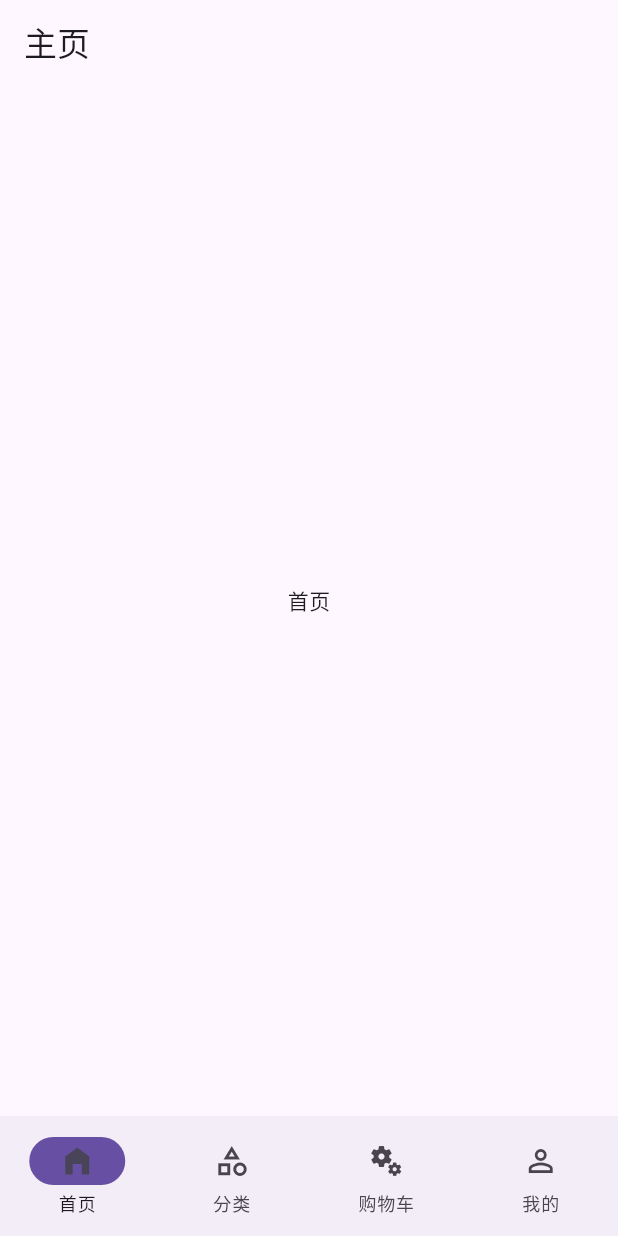
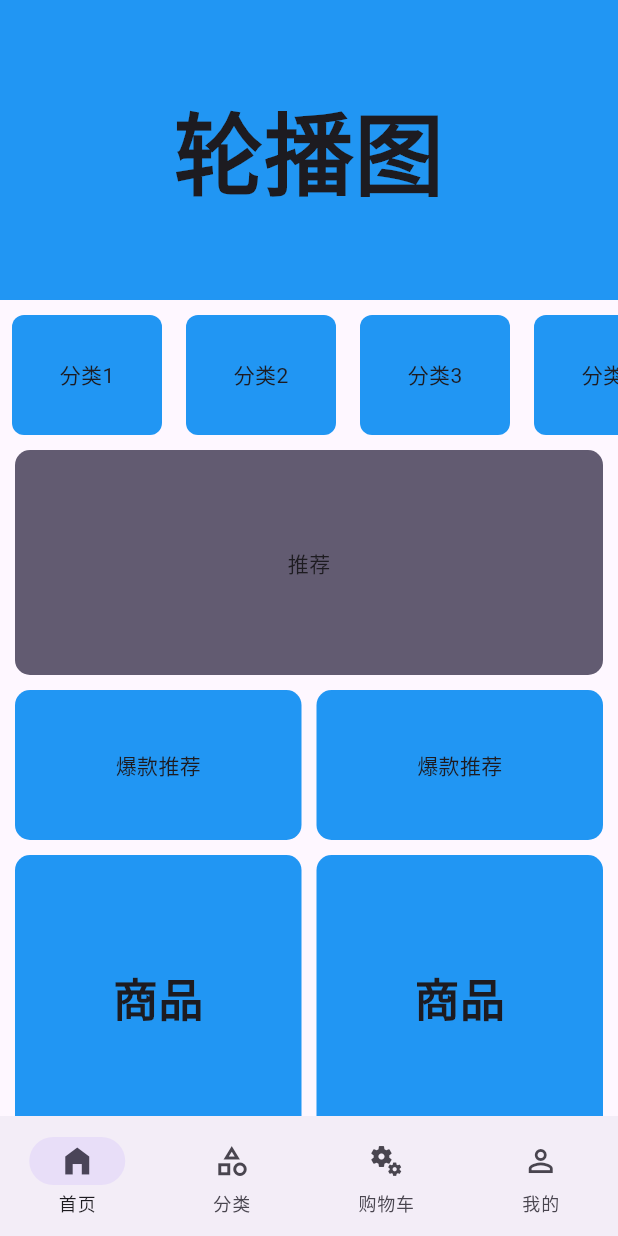
Before and after one commit to LiggMax/AnimeFlow, a Flutter app: the screen it shows after launch, on a phone screen of 412 x 824 dp. Run offline on Flutter 3.47's test engine with Material 3 defaults, Android fonts, the light colour scheme and no system bars.

Commit message:
feat(home) 搭建首页基础布局

```diff
--- /dev/null
+++ b/lib/components/Home/category.dart
@@ -0,0 +1,33 @@
+import 'package:flutter/material.dart';
+
+class Category extends StatefulWidget {
+  const Category({super.key});
+
+  @override
+  State<Category> createState() => _CategoryState();
+}
+
+class _CategoryState extends State<Category> {
+  @override
+  Widget build(BuildContext context) {
+    return SizedBox(
+      height: 80,
+      child: ListView.builder(
+        scrollDirection: Axis.horizontal,
+        itemCount: 20,
+        itemBuilder: (BuildContext context, int index) {
+          return Container(
+            width: 100,
+            alignment: Alignment.center,
+            decoration: BoxDecoration(
+              color: Colors.blue,
+              borderRadius: BorderRadius.circular(8),
+            ),
+            margin: EdgeInsets.symmetric(horizontal: 8),
+            child: Text("分类${index + 1}"),
+          );
+        },
+      ),
+    );
+  }
+}
--- /dev/null
+++ b/lib/components/Home/hot.dart
@@ -0,0 +1,23 @@
+import 'package:flutter/material.dart';
+
+class Hot extends StatefulWidget {
+  const Hot({super.key});
+
+  @override
+  State<Hot> createState() => _HotState();
+}
+
+class _HotState extends State<Hot> {
+  @override
+  Widget build(BuildContext context) {
+    return Container(
+      alignment: Alignment.center,
+      decoration: BoxDecoration(
+        color: Colors.blue,
+        borderRadius: BorderRadius.circular(10),
+      ),
+      height: 100,
+      child: Text("爆款推荐"),
+    );
+  }
+}
--- /dev/null
+++ b/lib/components/Home/more_list.dart
@@ -0,0 +1,22 @@
+import 'package:flutter/material.dart';
+
+class MoreList extends StatefulWidget {
+  const MoreList({super.key});
+
+  @override
+  State<MoreList> createState() => _MoreListState();
+}
+
+class _MoreListState extends State<MoreList> {
+  @override
+  Widget build(BuildContext context) {
+    return Container(
+      alignment: Alignment.center,
+      decoration: const BoxDecoration(
+        color: Colors.blue,
+        borderRadius: BorderRadius.all(Radius.circular(10)),
+      ),
+      child: const Text("商品",style: TextStyle(fontWeight: FontWeight.bold,fontSize: 30),),
+    );
+  }
+}
--- /dev/null
+++ b/lib/components/Home/slider.dart
@@ -0,0 +1,22 @@
+import 'package:flutter/material.dart';
+
+class MySlider extends StatefulWidget {
+  const MySlider({super.key});
+
+  @override
+  State<MySlider> createState() => _MySliderState();
+}
+
+class _MySliderState extends State<MySlider> {
+  @override
+  Widget build(BuildContext context) {
+    return Container(
+      height: 200,
+      alignment: Alignment.center,
+      decoration: BoxDecoration(
+        color: Colors.blue
+      ),
+      child: const Text("轮播图",style: TextStyle(fontSize: 60,fontWeight: FontWeight.bold),),
+    );
+  }
+}
--- /dev/null
+++ b/lib/components/Home/suggestion.dart
@@ -0,0 +1,23 @@
+import 'package:flutter/material.dart';
+
+class Suggestion extends StatefulWidget {
+  const Suggestion({super.key});
+
+  @override
+  State<Suggestion> createState() => _SuggestionState();
+}
+
+class _SuggestionState extends State<Suggestion> {
+  @override
+  Widget build(BuildContext context) {
+    return Container(
+      alignment: Alignment.center,
+      decoration: BoxDecoration(
+        color: Theme.of(context).colorScheme.secondary,
+        borderRadius: BorderRadius.circular(10),
+      ),
+      height: 150,
+      child: Text('推荐'),
+    );
+  }
+}
--- a/lib/main.dart
+++ b/lib/main.dart
@@ -2,5 +2,11 @@ import 'package:flutter/material.dart';
 import 'package:my_anime/routes/index.dart';
 
 void main() {
-  runApp(getRootWidget());
+  runApp(
+    MaterialApp(
+      theme: ThemeData(primarySwatch: Colors.blue),
+      initialRoute: "/",
+      routes: getRootRoutes(),
+    ),
+  );
 }
--- a/lib/pages/Home/index.dart
+++ b/lib/pages/Home/index.dart
@@ -1,4 +1,9 @@
 import 'package:flutter/material.dart';
+import 'package:my_anime/components/Home/category.dart';
+import 'package:my_anime/components/Home/hot.dart';
+import 'package:my_anime/components/Home/more_list.dart';
+import 'package:my_anime/components/Home/slider.dart';
+import 'package:my_anime/components/Home/suggestion.dart';
 
 class HomeView extends StatefulWidget {
   const HomeView({super.key});
@@ -8,8 +13,55 @@ class HomeView extends StatefulWidget {
 }
 
 class _HomeViewState extends State<HomeView> {
+  List<Widget> _getScrollChildren() {
+    return [
+      SliverToBoxAdapter(child: MySlider()),
+      SliverToBoxAdapter(child: SizedBox(height: 10)),
+
+      SliverToBoxAdapter(child: Category()),
+      SliverToBoxAdapter(child: SizedBox(height: 10)),
+
+      SliverToBoxAdapter(
+        child: Padding(
+          padding: EdgeInsets.symmetric(horizontal: 10),
+          child: Suggestion(),
+        ),
+      ),
+      SliverToBoxAdapter(child: SizedBox(height: 10)),
+
+      SliverToBoxAdapter(
+        child: Padding(
+          padding: EdgeInsets.symmetric(horizontal: 10),
+          child: Flex(
+            direction: Axis.horizontal,
+            children: [
+              Expanded(child: Hot()),
+              SizedBox(width: 10),
+              Expanded(child: Hot()),
+            ],
+          ),
+        ),
+      ),
+      SliverToBoxAdapter(child: SizedBox(height: 10)),
+
+      SliverPadding(
+        padding: EdgeInsets.symmetric(horizontal: 10),
+        sliver: SliverGrid.builder(
+          gridDelegate: SliverGridDelegateWithFixedCrossAxisCount(
+            crossAxisCount: 2,
+            mainAxisSpacing: 10,
+            crossAxisSpacing: 10,
+          ),
+          itemBuilder: (BuildContext context, int index) {
+            return MoreList();
+          },
+        ),
+      ),
+    ];
+  }
+
   @override
   Widget build(BuildContext context) {
-    return Center(child: Text("首页"),);
+    return CustomScrollView(slivers: _getScrollChildren());
   }
 }
--- a/lib/pages/Main/index.dart
+++ b/lib/pages/Main/index.dart
@@ -60,12 +60,10 @@ class _MainPageState extends State<MainPage> {
   @override
   Widget build(BuildContext context) {
     return Scaffold(
-      appBar: AppBar(title: const Text("主页")),
       body: SafeArea(
         child: IndexedStack(index: _currentIndex, children: _getTChildren()),
       ),
       bottomNavigationBar: NavigationBar(
-        indicatorColor: Theme.of(context).colorScheme.primary,
         selectedIndex: _currentIndex,
         onDestinationSelected: (index) {
           setState(() {
--- a/lib/routes/index.dart
+++ b/lib/routes/index.dart
@@ -3,14 +3,6 @@ import 'package:my_anime/pages/Login/index.dart';
 
 import '../pages/Main/index.dart';
 
-Widget getRootWidget() {
-  return MaterialApp(
-    theme: ThemeData(primarySwatch: Colors.blue),
-    initialRoute: "/",
-    routes: getRootRoutes(),
-  );
-}
-
 Map<String, Widget Function(BuildContext)> getRootRoutes() {
   return {"/": (context) => MainPage(), "/login": (context) => LoginPage()};
 }
```
